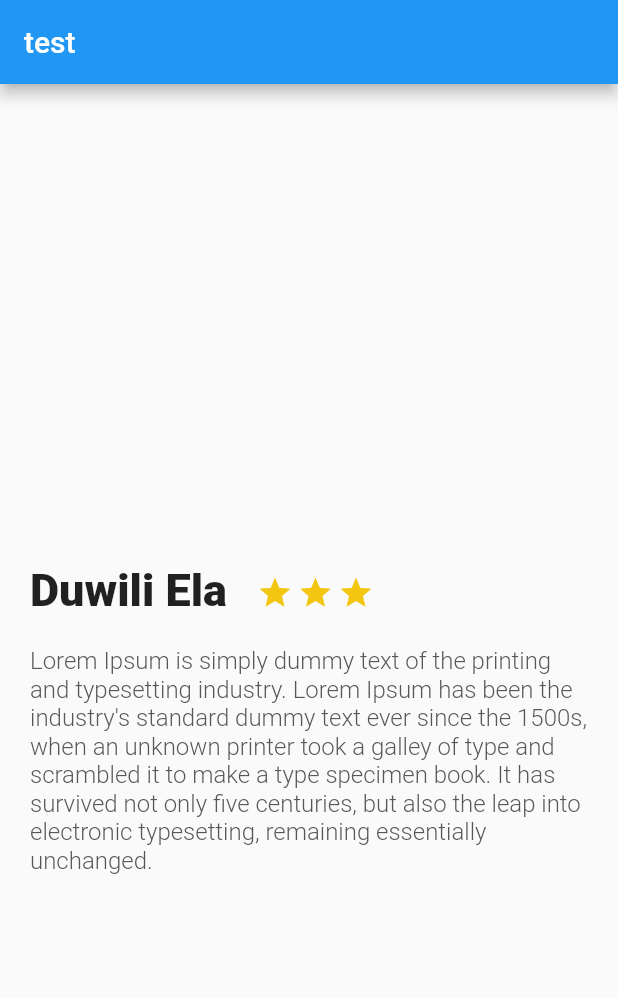
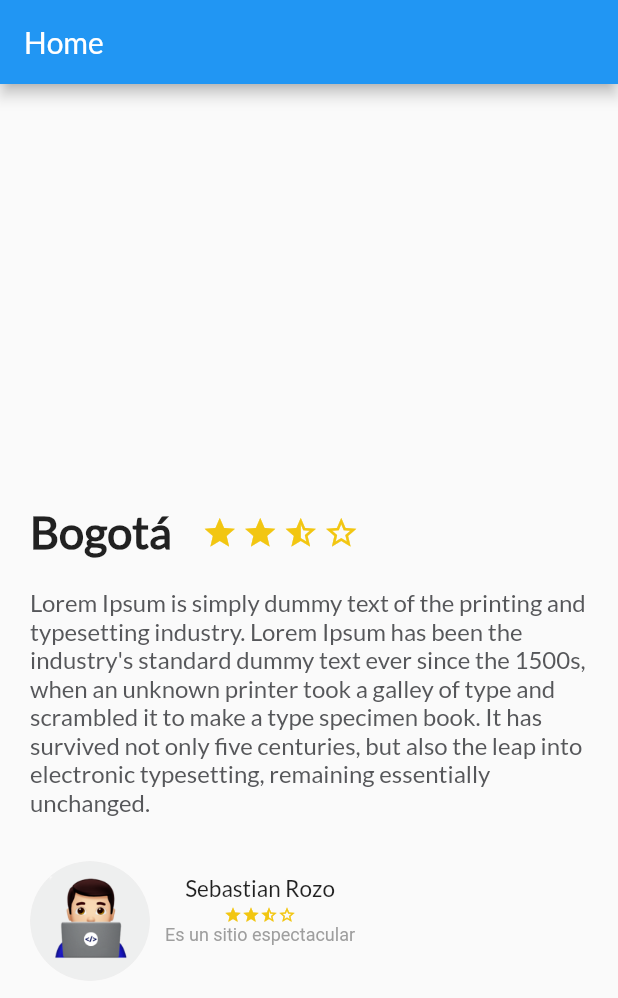
Before and after one commit to iscrozo/flutter_homeWorld, a Flutter app: the screen it shows after launch, on a phone screen of 412 x 824 dp. Shown: the top 998 px of the screen. Run offline on Flutter 3.47's test engine with Material 2 defaults, Android fonts, the phone set to English and light mode, and no system bars.

```diff
--- a/lib/description_place.dart
+++ b/lib/description_place.dart
@@ -1,13 +1,48 @@
 import 'package:flutter/material.dart';
+import 'package:holaWorld/review.dart';
 
 class DescriptionPlace extends StatelessWidget {
+
+  String gsNamePlace;
+  int giCountStars;
+  String gsDescriptionPlace ;
+
+  // crear un constructor
+
+  DescriptionPlace(this.gsNamePlace, this.giCountStars, this.gsDescriptionPlace);
+
+
+
   @override
   Widget build(BuildContext context) {
 
-    //variable estrella
+  // objeto estrella mitad
+    final star_half = Container(
+      margin: EdgeInsets.only(
+        top:283.0,
+        right: 3.0,
+      ),
+      child: Icon(
+        Icons.star_half,
+        color: Color(0xFFf2C611),
+      ) ,
+    );
+  // objeto estrella bordeada
+    final star_border = Container(
+      margin: EdgeInsets.only(
+        top:283.0,
+        right: 3.0,
+      ),
+      child: Icon(
+        Icons.star_border,
+        color: Color(0xFFf2C611),
+      ) ,
+    );
+
+    // objeto estrella completa
     final star = Container(
       margin: EdgeInsets.only(
-        top:323.0,
+        top:283.0,
         right: 3.0,
       ),
       child: Icon(
@@ -25,8 +60,9 @@ class DescriptionPlace extends StatelessWidget {
         bottom: 10.0
       ),
       child: Text(
-          "Lorem Ipsum is simply dummy text of the printing and typesetting industry. Lorem Ipsum has been the industry's standard dummy text ever since the 1500s, when an unknown printer took a galley of type and scrambled it to make a type specimen book. It has survived not only five centuries, but also the leap into electronic typesetting, remaining essentially unchanged. "
+        gsDescriptionPlace
       ,style: TextStyle(
+        fontFamily: "Lato",
         fontSize: 16.0,
         fontWeight: FontWeight.w300,
         color: Color(0xFF56575a)
@@ -34,18 +70,19 @@ class DescriptionPlace extends StatelessWidget {
       ),
     );
 
-    // varriable title
+    // variable title
     final title_stars = Row(
       children: <Widget>[
         Container(
           margin: EdgeInsets.only(
-            top: 320.0,
+            top: 280.0,
             left: 20.0,
             right: 20.0 ,
           ),
           child: Text(
-            "Duwili Ela",
+            gsNamePlace,
             style: TextStyle(
+              fontFamily: "Lato",
               fontSize: 30.0,
               fontWeight: FontWeight.w900,
             ),
@@ -57,7 +94,8 @@ class DescriptionPlace extends StatelessWidget {
           children: <Widget>[
             star,
             star,
-            star
+            star_half,
+            star_border
           ],
         ),
       ],
@@ -65,7 +103,8 @@ class DescriptionPlace extends StatelessWidget {
     return Column(
       children: <Widget>[
         title_stars,
-        txtDescription
+        txtDescription,
+        Review("assets/img/user.png")
       ],
     );
   }
--- a/lib/main.dart
+++ b/lib/main.dart
@@ -3,13 +3,20 @@ import 'package:holaWorld/background.dart';
 import 'package:holaWorld/description_place.dart';
 
 void main() {
+  String gsDescription = "Lorem Ipsum is simply dummy text of the printing and typesetting industry. Lorem Ipsum has been the industry's standard dummy text ever since the 1500s, when an unknown printer took a galley of type and scrambled it to make a type specimen book. It has survived not only five centuries, but also the leap into electronic typesetting, remaining essentially unchanged. ";
   runApp(MaterialApp(
     title:"Flutter_reto2",
     home: Scaffold(
       appBar: AppBar(
-        title: Text("test")
+        title: Text(
+            "Home",
+          textAlign: TextAlign.center,
+          style: TextStyle(
+            fontFamily: "Lato"
+          ),
+            )
       ),
-      body: new DescriptionPlace(),
+      body: new DescriptionPlace("Bogotá",4,gsDescription),
     ),
   ));
 }
--- /dev/null
+++ b/lib/review.dart
@@ -0,0 +1,112 @@
+import 'package:flutter/material.dart';
+
+class Review extends StatelessWidget{
+  String pathImage ="assets/img/user.png";
+  Review (this.pathImage);
+
+  @override
+  Widget build(BuildContext context) {
+
+    // objeto estrella mitad
+    final star_half = Container(
+      margin: EdgeInsets.only(
+        top:2.0,
+      ),
+      child: Icon(
+        Icons.star_half,
+        color: Color(0xFFf2C611),
+        size: 12,
+      ) ,
+    );
+    // objeto estrella bordeada
+    final star_border = Container(
+      margin: EdgeInsets.only(
+        top:2.0,
+      ),
+      child: Icon(
+        Icons.star_border,
+        color: Color(0xFFf2C611),
+        size: 12,
+      ) ,
+    );
+
+    // objeto estrella completa
+    final star = Container(
+      margin: EdgeInsets.only(
+        top:2.0,
+      ),
+      child: Icon(
+        Icons.star,
+        color: Color(0xFFf2C611),
+        size: 12,
+      ) ,
+    );
+
+    final photo = Container(
+      margin: EdgeInsets.only(
+        top: 20.0,
+        left: 20.0
+      ),
+      width: 80.0,
+      height: 80.0,
+      decoration: BoxDecoration(
+        shape: BoxShape.circle,
+        image: DecorationImage(
+          fit: BoxFit.cover,
+          image: AssetImage(pathImage)
+        )
+      ),
+    );
+    // TODO: implement build
+
+    final descriptionComment = Container(
+      margin: EdgeInsets.only(
+        top: 5,
+        left: 10
+      ),
+        child: Column(
+          children: <Widget>[
+            Container(
+              child: Text(
+                "Sebastian Rozo",
+                style: TextStyle(
+                    fontFamily: "Lato",
+                    fontSize: 15
+                ),
+              ),
+            ),
+            Container(
+              margin: EdgeInsets.only(
+                top: 1
+              ),child: Row(
+              children: <Widget>[
+                star,
+                star,
+                star_half,
+                star_border
+              ],
+            ),
+            ),
+            Container(
+              child: Text("Es un sitio espectacular",
+              style: TextStyle(
+                fontSize: 12,
+                color: Colors.grey
+              ),),
+            )
+          ],
+        ),
+    );
+
+    return Row(
+      children: <Widget>[
+        photo,
+        descriptionComment
+
+      ],
+    );
+
+
+  }
+
+}
```
Also changed, not shown: pubspec.yaml (+10 -0 lines), assets/img/fondo.jpg (renamed from assets/images/fondo.jpg), assets/img/user.png (added), fonts/Lato-Regular.ttf (added), 1 other file.
